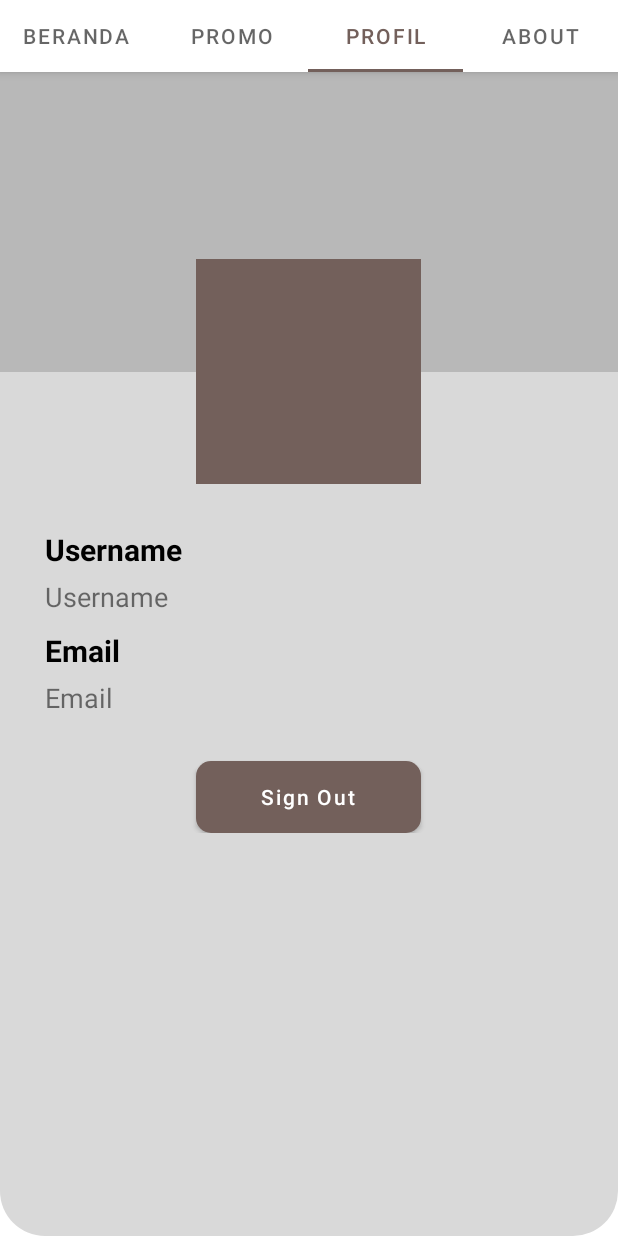
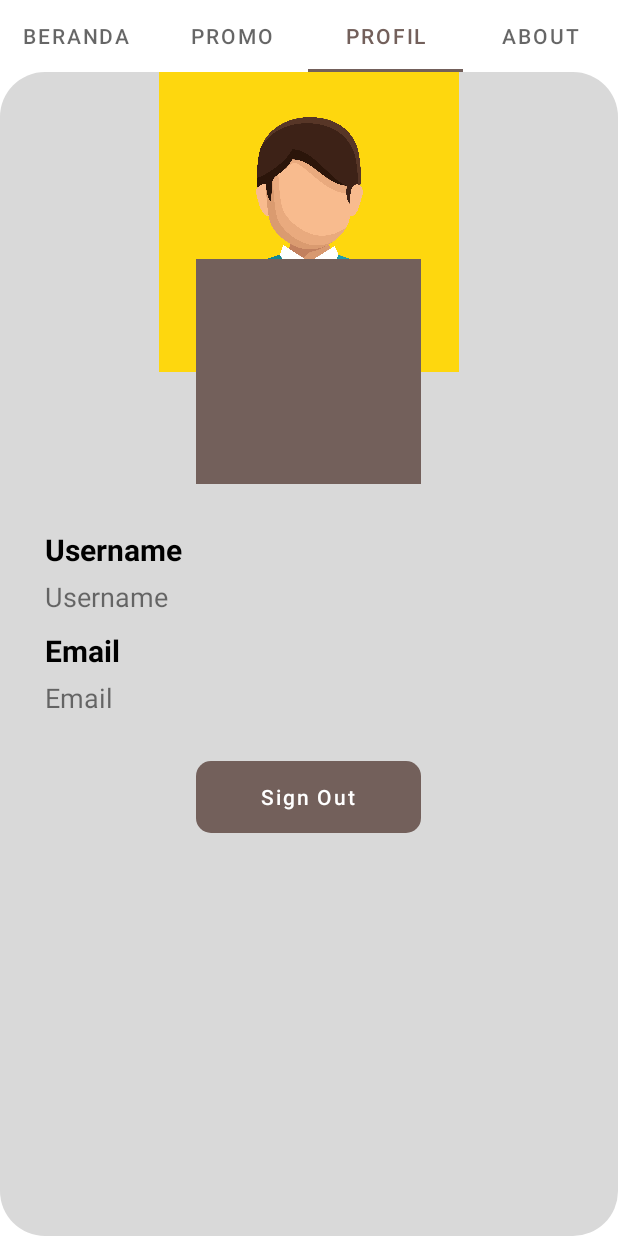
Before and after one commit to miftahulajmy/BallinsCoffee, an Android app: the MainActivity screen opened directly, with no data from a screen before it, tab 3 chosen, on a phone screen of 412 x 824 dp. Run offline under Robolectric (Android 15) with nearby library versions, the phone set to English and light mode, and no system bars.

Commit message:
tambahan profil

```diff
--- a/app/src/main/java/com/example/project_irfan/MainActivity.kt
+++ b/app/src/main/java/com/example/project_irfan/MainActivity.kt
@@ -46,6 +46,11 @@ class MainActivity  : AppCompatActivity() {
         startActivity(i)
     }
 
+    fun keLogin(view: View?) {
+        val i = Intent(applicationContext, LoginActivity::class.java)
+        startActivity(i)
+    }
+
     fun keMaps(view: View?) {
         val i = Intent(applicationContext, MapsActivity::class.java)
         startActivity(i)
--- a/app/src/main/res/layout/fragment_profil.xml
+++ b/app/src/main/res/layout/fragment_profil.xml
@@ -13,7 +13,7 @@
         <ImageView
             android:layout_width="match_parent"
             android:layout_height="200dp"
-            android:background="@color/bg"/>
+            android:src="@drawable/avatar"/>
         <ImageView
             android:layout_width="150dp"
             android:layout_height="150dp"
@@ -66,7 +66,7 @@
                 android:textAllCaps="false"
                 android:layout_marginTop="20dp"
                 android:layout_gravity="center"
-                android:onClick="keHome"/>
+                android:onClick="KeLogin"/>
         </LinearLayout>
     </LinearLayout>
 </FrameLayout>
```
Also changed, not shown: app/src/main/res/drawable/avatar.jpg (added).
